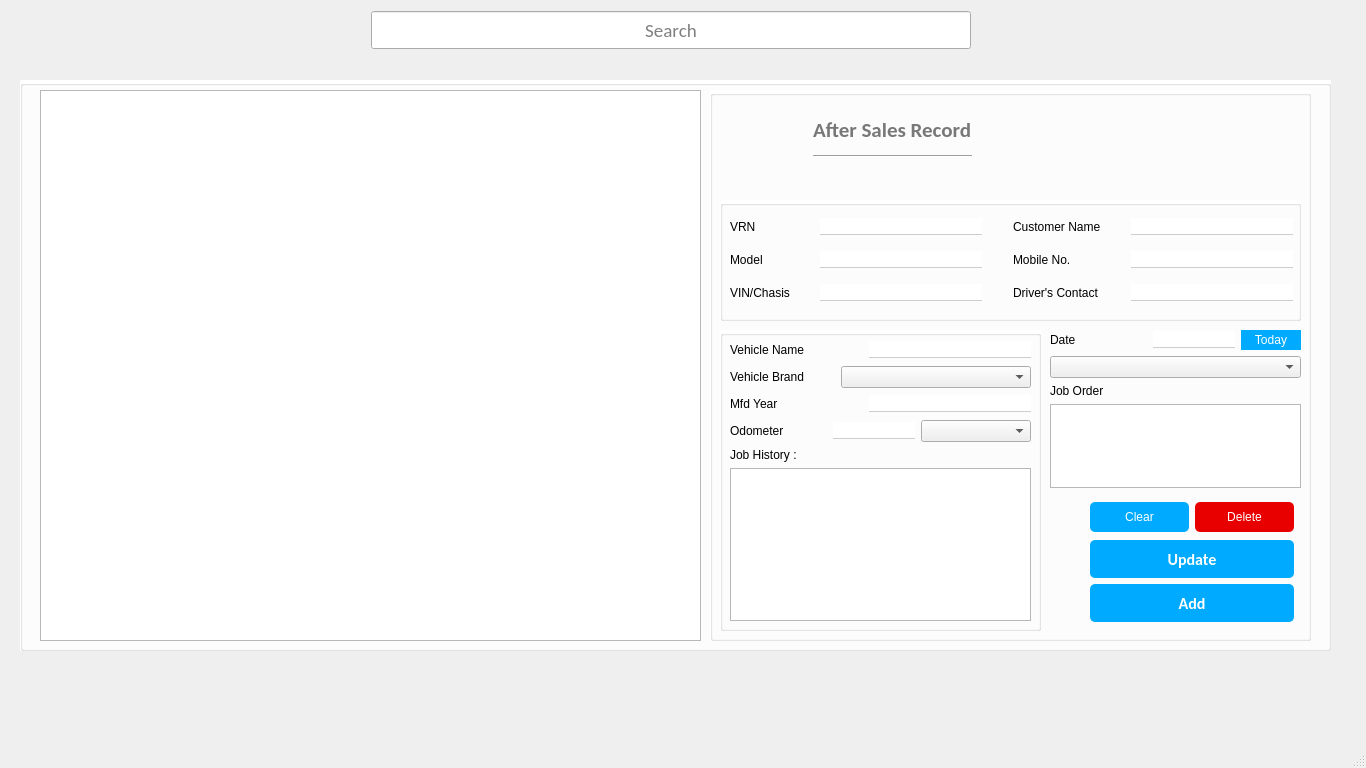
The window that workshop.ui (RajivSah/Project) describes before a commit, drawn with Qt 5.
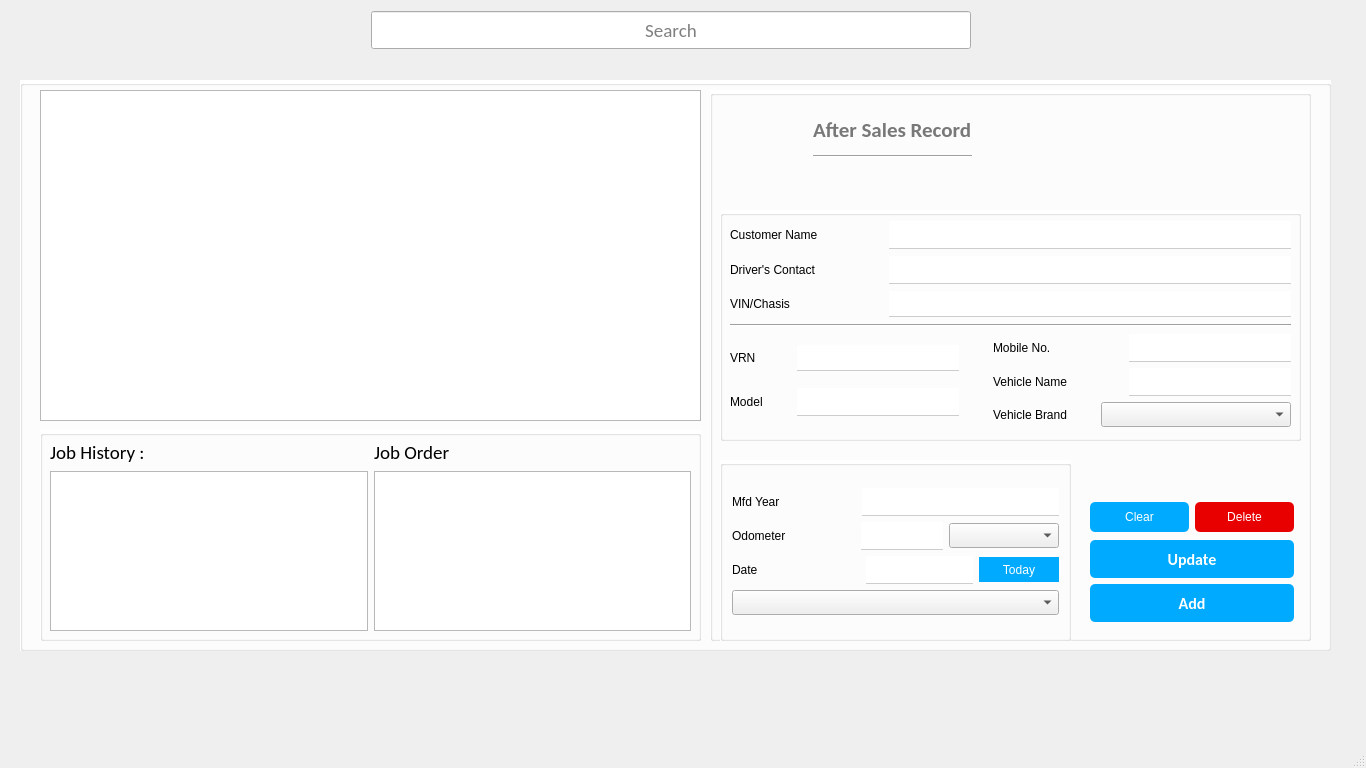
The same window after the commit. Icons and pictures are not drawn.

Diff of the .ui file:
```diff
--- a/workshop.ui
+++ b/workshop.ui
@@ -50,7 +50,7 @@
        <x>20</x>
        <y>10</y>
        <width>661</width>
-       <height>551</height>
+       <height>331</height>
       </rect>
      </property>
      <property name="styleSheet">
@@ -117,23 +117,146 @@
       <property name="geometry">
        <rect>
         <x>10</x>
-        <y>110</y>
+        <y>120</y>
         <width>581</width>
-        <height>121</height>
+        <height>231</height>
        </rect>
       </property>
       <property name="title">
        <string/>
       </property>
-      <widget class="QWidget" name="layoutWidget_2">
+      <widget class="QWidget" name="layoutWidget">
        <property name="geometry">
         <rect>
          <x>10</x>
          <y>10</y>
-         <width>563</width>
-         <height>100</height>
+         <width>561</width>
+         <height>212</height>
         </rect>
        </property>
+       <layout class="QVBoxLayout" name="verticalLayout_12">
+        <item>
+         <layout class="QHBoxLayout" name="horizontalLayout_5">
+          <item>
+           <widget class="QLabel" name="nameLabel">
+            <property name="text">
+             <string>Customer Name</string>
+            </property>
+           </widget>
+          </item>
+          <item>
+           <spacer name="horizontalSpacer_8">
+            <property name="orientation">
+             <enum>Qt::Horizontal</enum>
+            </property>
+            <property name="sizeHint" stdset="0">
+             <size>
+              <width>40</width>
+              <height>20</height>
+             </size>
+            </property>
+           </spacer>
+          </item>
+          <item>
+           <widget class="QLineEdit" name="CustomerName_lineEdit">
+            <property name="font">
+             <font>
+              <family>Calibri</family>
+              <pointsize>14</pointsize>
+             </font>
+            </property>
+            <property name="styleSheet">
+             <string notr="true">width: 400 px;</string>
+            </property>
+           </widget>
+          </item>
+         </layout>
+        </item>
+        <item>
+         <layout class="QHBoxLayout" name="horizontalLayout_7">
+          <item>
+           <widget class="QLabel" name="contactLabel">
+            <property name="text">
+             <string>Driver's Contact</string>
+            </property>
+           </widget>
+          </item>
+          <item>
+           <spacer name="horizontalSpacer_9">
+            <property name="orientation">
+             <enum>Qt::Horizontal</enum>
+            </property>
+            <property name="sizeHint" stdset="0">
+             <size>
+              <width>40</width>
+              <height>20</height>
+             </size>
+            </property>
+           </spacer>
+          </item>
+          <item>
+           <widget class="QLineEdit" name="drivercontact_lineEdit">
+            <property name="font">
+             <font>
+              <family>Calibri</family>
+              <pointsize>14</pointsize>
+             </font>
+            </property>
+            <property name="styleSheet">
+             <string notr="true">width: 400 px;</string>
+            </property>
+           </widget>
+          </item>
+         </layout>
+        </item>
+        <item>
+         <layout class="QHBoxLayout" name="horizontalLayout_4">
+          <item>
+           <widget class="QLabel" name="label">
+            <property name="text">
+             <string>VIN/Chasis</string>
+            </property>
+           </widget>
+          </item>
+          <item>
+           <spacer name="horizontalSpacer_10">
+            <property name="orientation">
+             <enum>Qt::Horizontal</enum>
+            </property>
+            <property name="sizeHint" stdset="0">
+             <size>
+              <width>40</width>
+              <height>20</height>
+             </size>
+            </property>
+           </spacer>
+          </item>
+          <item>
+           <widget class="QLineEdit" name="VIN_lineEdit">
+            <property name="font">
+             <font>
+              <pointsize>14</pointsize>
+              <weight>75</weight>
+              <italic>false</italic>
+              <bold>true</bold>
+             </font>
+            </property>
+            <property name="styleSheet">
+             <string notr="true">width: 400 px;
+font: bold 14pt;</string>
+            </property>
+           </widget>
+          </item>
+         </layout>
+        </item>
+        <item>
+         <widget class="Line" name="line_2">
+          <property name="orientation">
+           <enum>Qt::Horizontal</enum>
+          </property>
+         </widget>
+        </item>
+        <item>
        <layout class="QHBoxLayout" name="horizontalLayout_12">
         <item>
          <layout class="QVBoxLayout" name="verticalLayout_4">
@@ -160,7 +283,19 @@
              </spacer>
             </item>
             <item>
-             <widget class="QLineEdit" name="VRN_lineEdit"/>
+               <widget class="QLineEdit" name="VRN_lineEdit">
+                <property name="font">
+                 <font>
+                  <pointsize>14</pointsize>
+                  <weight>75</weight>
+                  <italic>false</italic>
+                  <bold>true</bold>
+                 </font>
+                </property>
+                <property name="styleSheet">
+                 <string notr="true">font: bold 14pt;</string>
+                </property>
+               </widget>
             </item>
            </layout>
           </item>
@@ -187,35 +322,15 @@
              </spacer>
             </item>
             <item>
-             <widget class="QLineEdit" name="Model_lineEdit"/>
-            </item>
-           </layout>
-          </item>
-          <item>
-           <layout class="QHBoxLayout" name="horizontalLayout_4">
-            <item>
-             <widget class="QLabel" name="label">
-              <property name="text">
-               <string>VIN/Chasis</string>
+               <widget class="QLineEdit" name="Model_lineEdit">
+                <property name="font">
+                 <font>
+                  <family>Calibri</family>
+                  <pointsize>14</pointsize>
+                 </font>
               </property>
              </widget>
             </item>
-            <item>
-             <spacer name="horizontalSpacer_10">
-              <property name="orientation">
-               <enum>Qt::Horizontal</enum>
-              </property>
-              <property name="sizeHint" stdset="0">
-               <size>
-                <width>40</width>
-                <height>20</height>
-               </size>
-              </property>
-             </spacer>
-            </item>
-            <item>
-             <widget class="QLineEdit" name="VIN_lineEdit"/>
-            </item>
            </layout>
           </item>
          </layout>
@@ -234,34 +349,7 @@
          </spacer>
         </item>
         <item>
-         <layout class="QVBoxLayout" name="verticalLayout_5">
-          <item>
-           <layout class="QHBoxLayout" name="horizontalLayout_5">
-            <item>
-             <widget class="QLabel" name="nameLabel">
-              <property name="text">
-               <string>Customer Name</string>
-              </property>
-             </widget>
-            </item>
-            <item>
-             <spacer name="horizontalSpacer_8">
-              <property name="orientation">
-               <enum>Qt::Horizontal</enum>
-              </property>
-              <property name="sizeHint" stdset="0">
-               <size>
-                <width>40</width>
-                <height>20</height>
-               </size>
-              </property>
-             </spacer>
-            </item>
-            <item>
-             <widget class="QLineEdit" name="CustomerName_lineEdit"/>
-            </item>
-           </layout>
-          </item>
+           <layout class="QVBoxLayout" name="verticalLayout_8">
           <item>
            <layout class="QHBoxLayout" name="horizontalLayout_6">
             <item>
@@ -285,21 +373,28 @@
              </spacer>
             </item>
             <item>
-             <widget class="QLineEdit" name="CMobileno_lineEdit"/>
+               <widget class="QLineEdit" name="CMobileno_lineEdit">
+                <property name="font">
+                 <font>
+                  <family>Calibri</family>
+                  <pointsize>14</pointsize>
+                 </font>
+                </property>
+               </widget>
             </item>
            </layout>
           </item>
           <item>
-           <layout class="QHBoxLayout" name="horizontalLayout_7">
+             <layout class="QHBoxLayout" name="horizontalLayout_16">
             <item>
-             <widget class="QLabel" name="contactLabel">
+               <widget class="QLabel" name="label_9">
               <property name="text">
-               <string>Driver's Contact</string>
+                 <string>Vehicle Name</string>
               </property>
              </widget>
             </item>
             <item>
-             <spacer name="horizontalSpacer_9">
+               <spacer name="horizontalSpacer_13">
               <property name="orientation">
                <enum>Qt::Horizontal</enum>
               </property>
@@ -312,7 +407,54 @@
              </spacer>
             </item>
             <item>
-             <widget class="QLineEdit" name="drivercontact_lineEdit"/>
+               <widget class="QLineEdit" name="VNamelineEdit">
+                <property name="font">
+                 <font>
+                  <family>Calibri</family>
+                  <pointsize>14</pointsize>
+                 </font>
+                </property>
+               </widget>
+              </item>
+             </layout>
+            </item>
+            <item>
+             <layout class="QHBoxLayout" name="horizontalLayout_14">
+              <item>
+               <widget class="QLabel" name="label_6">
+                <property name="text">
+                 <string>Vehicle Brand</string>
+                </property>
+               </widget>
+              </item>
+              <item>
+               <spacer name="horizontalSpacer_11">
+                <property name="orientation">
+                 <enum>Qt::Horizontal</enum>
+                </property>
+                <property name="sizeHint" stdset="0">
+                 <size>
+                  <width>40</width>
+                  <height>20</height>
+                 </size>
+                </property>
+               </spacer>
+              </item>
+              <item>
+               <widget class="QComboBox" name="VBrandCombobox">
+                <property name="minimumSize">
+                 <size>
+                  <width>0</width>
+                  <height>25</height>
+                 </size>
+                </property>
+                <property name="styleSheet">
+                 <string notr="true">width: 160px;
+</string>
+                </property>
+               </widget>
+              </item>
+             </layout>
             </item>
            </layout>
           </item>
@@ -414,88 +556,18 @@
       <property name="geometry">
        <rect>
         <x>10</x>
-        <y>240</y>
-        <width>321</width>
-        <height>301</height>
+        <y>370</y>
+        <width>351</width>
+        <height>181</height>
        </rect>
       </property>
       <property name="title">
        <string/>
       </property>
-      <widget class="QWidget" name="layoutWidget_3">
-       <property name="geometry">
-        <rect>
-         <x>10</x>
-         <y>10</y>
-         <width>301</width>
-         <height>281</height>
-        </rect>
-       </property>
+      <layout class="QGridLayout" name="gridLayout">
+       <item row="0" column="0">
        <layout class="QVBoxLayout" name="verticalLayout_13">
         <item>
-         <layout class="QHBoxLayout" name="horizontalLayout_16">
-          <item>
-           <widget class="QLabel" name="label_9">
-            <property name="text">
-             <string>Vehicle Name</string>
-            </property>
-           </widget>
-          </item>
-          <item>
-           <spacer name="horizontalSpacer_13">
-            <property name="orientation">
-             <enum>Qt::Horizontal</enum>
-            </property>
-            <property name="sizeHint" stdset="0">
-             <size>
-              <width>40</width>
-              <height>20</height>
-             </size>
-            </property>
-           </spacer>
-          </item>
-          <item>
-           <widget class="QLineEdit" name="VNamelineEdit"/>
-          </item>
-         </layout>
-        </item>
-        <item>
-         <layout class="QVBoxLayout" name="verticalLayout_11">
-          <item>
-           <layout class="QVBoxLayout" name="verticalLayout_8">
-            <item>
-             <layout class="QHBoxLayout" name="horizontalLayout_14">
-              <item>
-               <widget class="QLabel" name="label_6">
-                <property name="text">
-                 <string>Vehicle Brand</string>
-                </property>
-               </widget>
-              </item>
-              <item>
-               <spacer name="horizontalSpacer_11">
-                <property name="orientation">
-                 <enum>Qt::Horizontal</enum>
-                </property>
-                <property name="sizeHint" stdset="0">
-                 <size>
-                  <width>40</width>
-                  <height>20</height>
-                 </size>
-                </property>
-               </spacer>
-              </item>
-              <item>
-               <widget class="QComboBox" name="VBrandCombobox">
-                <property name="styleSheet">
-                 <string notr="true">width: 160px;
-</string>
-                </property>
-               </widget>
-              </item>
-             </layout>
-            </item>
-            <item>
              <layout class="QHBoxLayout" name="horizontalLayout_13">
               <item>
                <widget class="QLabel" name="label_7">
@@ -519,12 +591,16 @@
               </item>
               <item>
                <widget class="QLineEdit" name="MfdyrlineEdit">
+             <property name="font">
+              <font>
+               <family>Calibri</family>
+               <pointsize>14</pointsize>
+              </font>
+             </property>
                 <property name="styleSheet">
-                 <string notr="true">width: 160px;</string>
-                </property>
-               </widget>
-              </item>
-             </layout>
+              <string notr="true">width: 195px;</string>
+             </property>
+            </widget>
             </item>
            </layout>
           </item>
@@ -552,6 +628,12 @@
             </item>
             <item>
              <widget class="QLineEdit" name="OReadLineEdit">
+             <property name="font">
+              <font>
+               <family>Calibri</family>
+               <pointsize>14</pointsize>
+              </font>
+             </property>
               <property name="styleSheet">
                <string notr="true">width: 80px;</string>
               </property>
@@ -565,6 +647,12 @@
                 <verstretch>0</verstretch>
                </sizepolicy>
               </property>
+             <property name="minimumSize">
+              <size>
+               <width>0</width>
+               <height>25</height>
+              </size>
+             </property>
               <property name="styleSheet">
                <string notr="true">width: 80px;</string>
               </property>
@@ -572,35 +660,6 @@
             </item>
            </layout>
           </item>
-         </layout>
-        </item>
-        <item>
-         <layout class="QVBoxLayout" name="verticalLayout_2">
-          <item>
-           <widget class="QLabel" name="label_2">
-            <property name="text">
-             <string>Job History :</string>
-            </property>
-           </widget>
-          </item>
-          <item>
-           <widget class="QTextEdit" name="Jobdone_textEdit_2"/>
-          </item>
-         </layout>
-        </item>
-       </layout>
-      </widget>
-     </widget>
-     <widget class="QWidget" name="layoutWidget">
-      <property name="geometry">
-       <rect>
-        <x>340</x>
-        <y>240</y>
-        <width>251</width>
-        <height>158</height>
-       </rect>
-      </property>
-      <layout class="QVBoxLayout" name="verticalLayout_12">
        <item>
         <layout class="QVBoxLayout" name="verticalLayout_3">
          <item>
@@ -627,18 +686,35 @@
            </item>
            <item>
             <widget class="QLineEdit" name="templineEdit">
+               <property name="font">
+                <font>
+                 <family>Calibri</family>
+                 <pointsize>14</pointsize>
+                </font>
+               </property>
              <property name="styleSheet">
-              <string notr="true">width: 80px;</string>
+                <string notr="true">width: 105px;</string>
              </property>
             </widget>
            </item>
            <item>
             <widget class="QPushButton" name="pushButton_2">
+               <property name="minimumSize">
+                <size>
+                 <width>0</width>
+                 <height>25</height>
+                </size>
+               </property>
              <property name="styleSheet">
-              <string notr="true">border: none;
+                <string notr="true">*{border: none;
 border-radius: 0px;
 height: 20px;
-width: 60px;</string>
+width: 80px;
+}
+QPushButton:disabled {
+	
+	background-color: rgb(198, 198, 198);
+}</string>
              </property>
              <property name="text">
               <string>Today</string>
@@ -651,6 +727,12 @@
           <layout class="QHBoxLayout" name="horizontalLayout_18">
            <item>
             <widget class="QComboBox" name="dateCombobox">
+               <property name="minimumSize">
+                <size>
+                 <width>0</width>
+                 <height>25</height>
+                </size>
+               </property>
              <property name="styleSheet">
               <string notr="true">width: 80px;
 </string>
@@ -661,18 +743,6 @@
          </item>
         </layout>
        </item>
-       <item>
-        <widget class="QLabel" name="joborderLabel">
-         <property name="text">
-          <string>Job Order</string>
-         </property>
-        </widget>
-       </item>
-       <item>
-        <layout class="QHBoxLayout" name="horizontalLayout_10">
-         <item>
-          <widget class="QTextEdit" name="Joborder_lineEdit"/>
-         </item>
         </layout>
        </item>
       </layout>
@@ -803,6 +873,85 @@
      <zorder>layoutWidget</zorder>
      <zorder>groupBox_4</zorder>
     </widget>
+    <widget class="QGroupBox" name="groupBox_5">
+     <property name="geometry">
+      <rect>
+       <x>20</x>
+       <y>350</y>
+       <width>661</width>
+       <height>211</height>
+      </rect>
+     </property>
+     <property name="title">
+      <string/>
+     </property>
+     <widget class="QWidget" name="layoutWidget">
+      <property name="geometry">
+       <rect>
+        <x>10</x>
+        <y>10</y>
+        <width>641</width>
+        <height>191</height>
+       </rect>
+      </property>
+      <layout class="QHBoxLayout" name="horizontalLayout_10">
+       <item>
+        <layout class="QVBoxLayout" name="verticalLayout_2">
+         <item>
+          <widget class="QLabel" name="label_2">
+           <property name="font">
+            <font>
+             <family>Calibri</family>
+             <pointsize>14</pointsize>
+            </font>
+           </property>
+           <property name="text">
+            <string>Job History :</string>
+           </property>
+          </widget>
+         </item>
+         <item>
+          <widget class="QTextEdit" name="Jobdone_textEdit_2">
+           <property name="font">
+            <font>
+             <family>Calibri</family>
+             <pointsize>16</pointsize>
+            </font>
+           </property>
+          </widget>
+         </item>
+        </layout>
+       </item>
+       <item>
+        <layout class="QVBoxLayout" name="verticalLayout_15">
+         <item>
+          <widget class="QLabel" name="joborderLabel">
+           <property name="font">
+            <font>
+             <family>Calibri</family>
+             <pointsize>14</pointsize>
+            </font>
+           </property>
+           <property name="text">
+            <string>Job Order</string>
+           </property>
+          </widget>
+         </item>
+         <item>
+          <widget class="QTextEdit" name="Joborder_lineEdit">
+           <property name="font">
+            <font>
+             <family>Calibri</family>
+             <pointsize>16</pointsize>
+            </font>
+           </property>
+          </widget>
+         </item>
+        </layout>
+       </item>
+      </layout>
+     </widget>
+    </widget>
     <zorder>groupBox_2</zorder>
     <zorder>tableView</zorder>
    </widget>
@@ -900,6 +1049,28 @@
     </property>
     <layout class="QVBoxLayout" name="verticalLayout_10"/>
    </widget>
+   <widget class="QWidget" name="layoutWidget">
+    <property name="geometry">
+     <rect>
+      <x>0</x>
+      <y>0</y>
+      <width>2</width>
+      <height>2</height>
+     </rect>
+    </property>
+    <layout class="QVBoxLayout" name="verticalLayout_5"/>
+   </widget>
+   <widget class="QWidget" name="layoutWidget">
+    <property name="geometry">
+     <rect>
+      <x>0</x>
+      <y>0</y>
+      <width>2</width>
+      <height>2</height>
+     </rect>
+    </property>
+    <layout class="QVBoxLayout" name="verticalLayout_11"/>
+   </widget>
   </widget>
   <widget class="QStatusBar" name="statusbar"/>
  </widget>
```
Left out of the diff: 31 changed lines with no effect on the pictures. Lines whose indentation alone changed are shown as unchanged.
